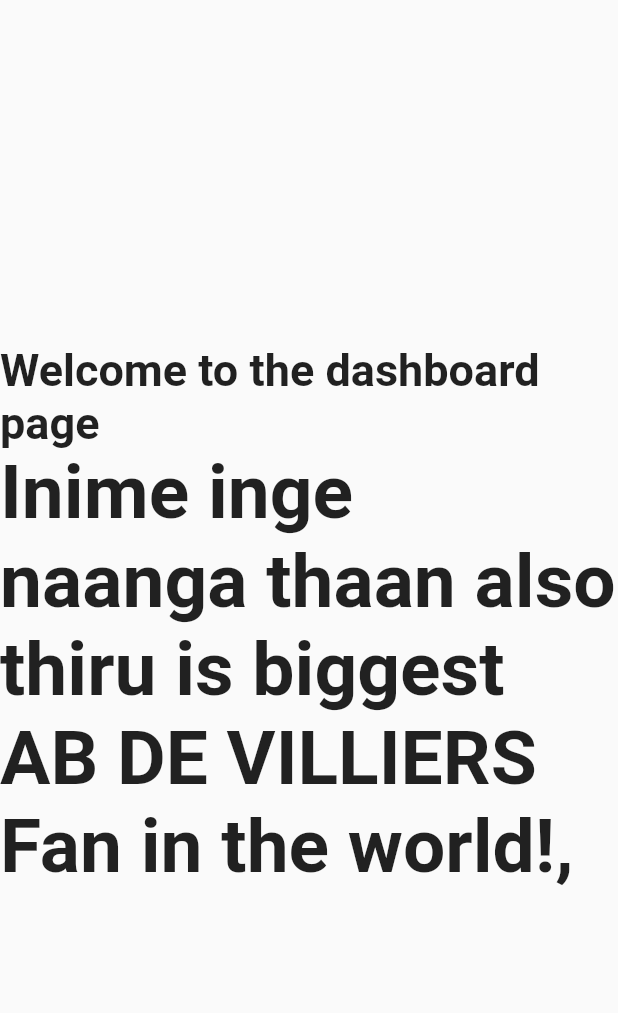
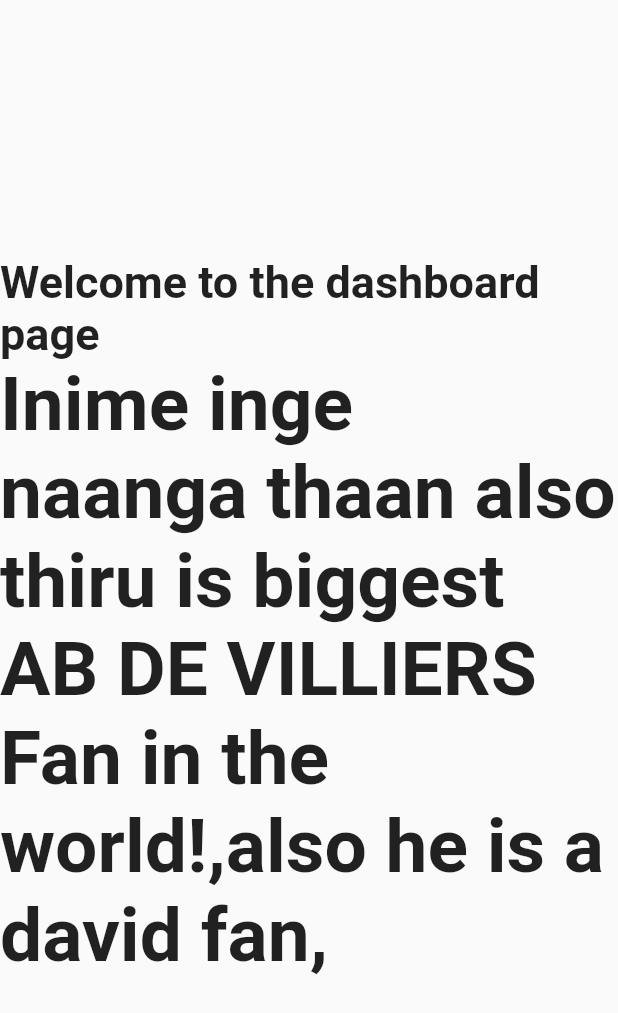
Before and after one commit to DEVI2899/Testing, a Flutter app: the Welcomepage screen opened directly, on a phone screen of 412 x 824 dp. Shown: the top 1013 px of the screen. Run offline on Flutter 3.47's test engine with Material 2 defaults, Android fonts, the phone set to English and light mode, and no system bars.

Commit message:
player mentioned

```diff
--- a/lib/welcomepage.dart
+++ b/lib/welcomepage.dart
@@ -12,7 +12,7 @@ class Welcomepage extends StatelessWidget {
           children: const [
             Text('Welcome to the dashboard  page',style: TextStyle(fontSize: 30,
             fontWeight: FontWeight.bold),) ,
-          Text('Inime inge naanga thaan also thiru is biggest AB DE VILLIERS Fan in the world!,',style: TextStyle(
+          Text('Inime inge naanga thaan also thiru is biggest AB DE VILLIERS Fan in the world!,also he is a david fan,',style: TextStyle(
             fontWeight: FontWeight.bold,fontSize: 50
           ),)],
         ),
```
